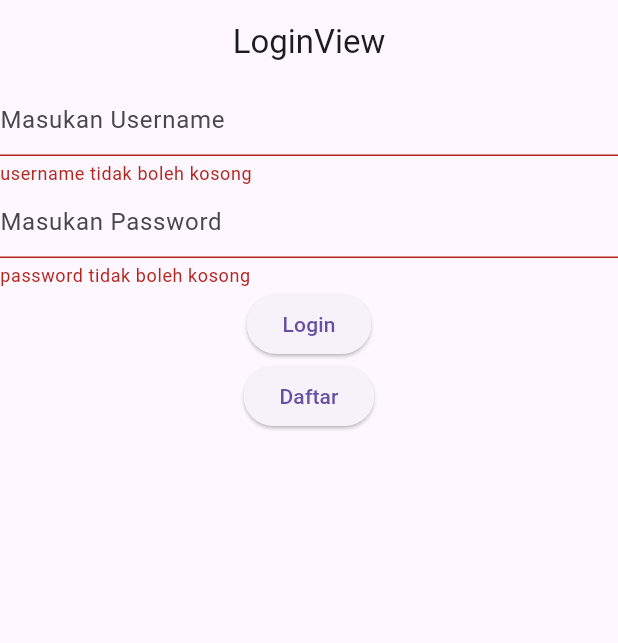
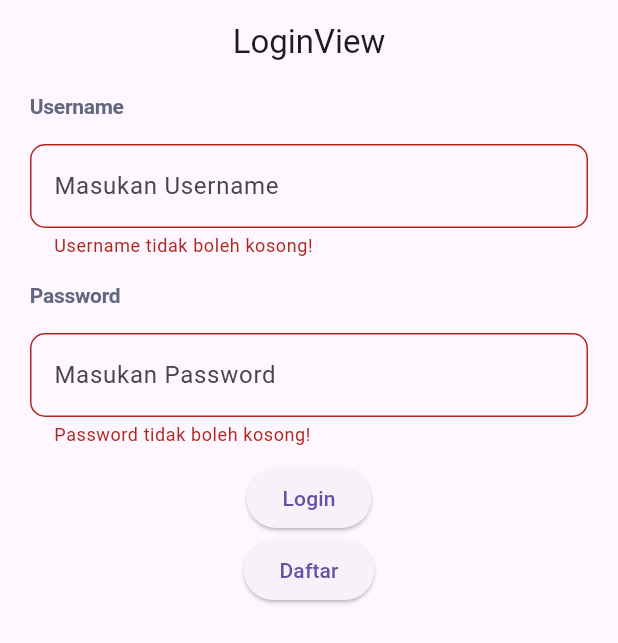
Before and after one commit to 26ramaaaa/peminjam_perpustakaan_kelas_b, a Flutter app: the screen it shows after launch, after a tap on "Login", on a phone screen of 412 x 824 dp. Shown: the top 643 px of the screen. Run offline on Flutter 3.47's test engine with Material 3 defaults, Android fonts, the phone set to English and light mode, and no system bars; our stand-ins replace dio, get, get_storage, pretty_dio_logger; network calls fail.

Commit message:
finish commit

```diff
--- a/lib/app/data/provider/storage_provider.dart
+++ b/lib/app/data/provider/storage_provider.dart
@@ -24,4 +24,5 @@ class StorageProvider {
 
 class StorageKey {
   static const String status = "status";
+  static const String idUser = "idUser";
 }
--- a/lib/app/modules/login/controllers/login_controller.dart
+++ b/lib/app/modules/login/controllers/login_controller.dart
@@ -1,7 +1,7 @@
 import 'dart:developer';
-import 'package:flutter/cupertino.dart';
 import 'package:flutter/material.dart';
 import 'package:get/get.dart';
+import 'package:peminjam_perpustakaan_kelas_b/app/data/model/response_login.dart';
 import 'package:peminjam_perpustakaan_kelas_b/app/routes/app_pages.dart';
 import '../../../data/constant/endpoint.dart';
 import '../../../data/provider/api_provider.dart';
@@ -11,11 +11,8 @@ import 'package:dio/dio.dart' as dio;
 class LoginController extends GetxController {
   final loading = false.obs;
   final GlobalKey<FormState> formkey = GlobalKey<FormState>();
-  final TextEditingController namaController = TextEditingController();
   final TextEditingController usernameController = TextEditingController();
   final TextEditingController passwordController = TextEditingController();
-  final TextEditingController telpController = TextEditingController();
-  final TextEditingController alamatController = TextEditingController();
 
 
   final count = 0.obs;
@@ -46,13 +43,12 @@ class LoginController extends GetxController {
         if (formkey.currentState!.validate()) {
           final response = await ApiProvider.instance().post(Endpoint.login,
               data: dio.FormData.fromMap({
-                "nama": namaController.text.toString(),
                 "username": usernameController.text.toString(),
                 "password": passwordController.text.toString(),
-                "telp": telpController.text.toString(),
-                "alamat": alamatController.text.toString(),
               }));
           if (response.statusCode == 200) {
+            ResponseLogin responseLogin=ResponseLogin.fromJson(response.data);
+            await StorageProvider.write(StorageKey.idUser, responseLogin.data!.id!.toString());
             await StorageProvider.write(StorageKey.status, "Logged");
             Get.offAllNamed(Routes.HOME);
           } else {
--- a/lib/app/modules/login/views/login_view.dart
+++ b/lib/app/modules/login/views/login_view.dart
@@ -17,25 +17,91 @@ class LoginView extends GetView<LoginController> {
           key: controller.formkey,
           child: Column(
             children: [
-              TextFormField(
+          Container(
+          child: Column(
+          children: [
+
+            Container(
+            child: Column(
+            crossAxisAlignment: CrossAxisAlignment.start,
+            children: [
+
+              const Padding(
+                padding: EdgeInsets.symmetric(horizontal: 20, vertical: 5),
+                child: Text(
+                  'Username',
+                  style: TextStyle(
+                    fontSize: 14.0,
+                    color: Color(0xFF61677D),
+                    letterSpacing: -0.2,
+                    fontWeight: FontWeight.bold,
+                  ),
+                ),
+              ),
+
+              Padding(
+                padding: const EdgeInsets.symmetric(horizontal: 20, vertical: 10),
+                child: TextFormField(
                   controller: controller.usernameController,
-                decoration: InputDecoration(hintText: "Masukan Username"),
-                validator: (value) {
-                  if (value!.length < 5) {
-                    return "username tidak boleh kosong";
+                  decoration: InputDecoration(
+                    hintText: 'Masukan Username',
+                    border: OutlineInputBorder(
+                      borderRadius: BorderRadius.circular(10),
+                    ),
+                  ),
+                  validator: (value){
+                    if (value!.isEmpty){
+                      return 'Username tidak boleh kosong!';
                     }
                     return null;
                   },
                 ),
-              TextFormField(
+              ),
+            ],
+          ),
+        ),
+        Container(
+          child: Column(
+            children: [
+
+              Container(
+                child: Column(
+                  crossAxisAlignment: CrossAxisAlignment.start,
+                  children: [
+
+                    const Padding(
+                      padding: EdgeInsets.symmetric(horizontal: 20, vertical: 5),
+                      child: Text(
+                        'Password',
+                        style: TextStyle(
+                          fontSize: 14.0,
+                          color: Color(0xFF61677D),
+                          letterSpacing: -0.2,
+                          fontWeight: FontWeight.bold,
+                        ),
+                      ),
+                    ),
+
+                    Padding(
+                      padding: const EdgeInsets.symmetric(horizontal: 20, vertical: 10),
+                      child: TextFormField(
                         controller: controller.passwordController,
-                decoration: InputDecoration(hintText: "Masukan Password"),
-                validator: (value) {
-                  if (value!.length < 5) {
-                    return "password tidak boleh kosong";
+                        decoration: InputDecoration(
+                          hintText: 'Masukan Password',
+                          border: OutlineInputBorder(
+                            borderRadius: BorderRadius.circular(10),
+                          ),
+                        ),
+                        validator: (value){
+                          if (value!.isEmpty){
+                            return 'Password tidak boleh kosong!';
                           }
                           return null;
                         },
+                      ),
+                    ),
+                  ],
+                ),
               ),
               Obx(() => controller.loading.value
                   ? const CircularProgressIndicator()
@@ -50,6 +116,12 @@ class LoginView extends GetView<LoginController> {
             ],
           ),
         ),
+        ]
+      ),
+     ),
+    ]
+    ),
+    ),
     ),
     );
   }
```
Also changed, not shown: lib/app/modules/add_peminjaman/controllers/add_peminjaman_controller.dart (+45 -1 lines), lib/app/modules/add_peminjaman/views/add_peminjaman_view.dart (+30 -8 lines), lib/app/modules/book/controllers/book_controller.dart (+32 -2 lines), lib/app/modules/book/views/book_view.dart (+22 -7 lines), lib/app/modules/home/views/home_view.dart (+8 -5 lines), lib/app/modules/peminjaman/controllers/peminjaman_controller.dart (+34 -2 lines), lib/app/modules/register/views/register_view.dart (+0 -9 lines). Lines whose indentation alone changed are shown as unchanged.
